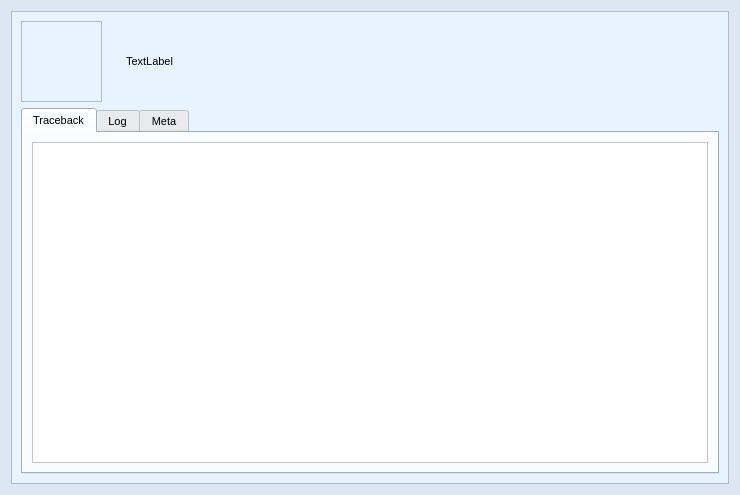
seemir/stressa, file source/ui/views/forms/error_form.ui: the form before one commit.
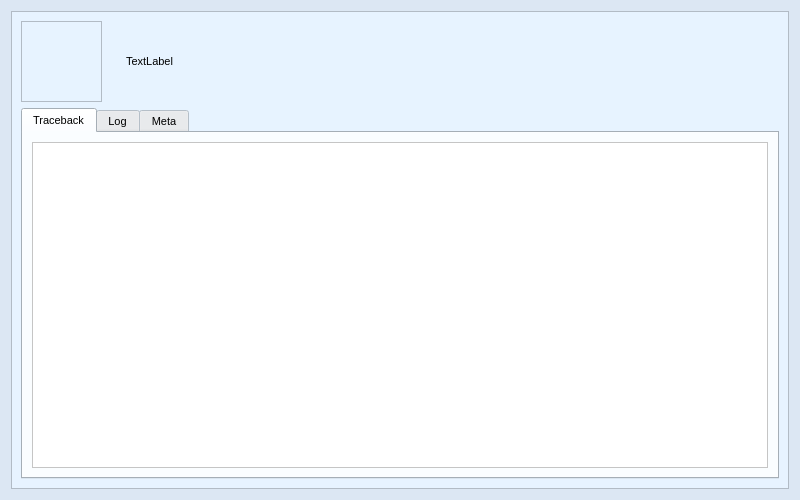
The form after the commit. Icons and pictures are not drawn.

The edit to the form file:
```diff
--- a/source/ui/views/forms/error_form.ui
+++ b/source/ui/views/forms/error_form.ui
@@ -6,8 +6,8 @@
    <rect>
     <x>0</x>
     <y>0</y>
-    <width>740</width>
-    <height>495</height>
+    <width>800</width>
+    <height>500</height>
    </rect>
   </property>
   <property name="sizePolicy">
@@ -18,8 +18,8 @@
   </property>
   <property name="minimumSize">
    <size>
-    <width>740</width>
-    <height>495</height>
+    <width>800</width>
+    <height>500</height>
    </size>
   </property>
   <property name="maximumSize">
@@ -986,7 +986,7 @@
              <rect>
               <x>0</x>
               <y>0</y>
-              <width>597</width>
+              <width>657</width>
               <height>63</height>
              </rect>
             </property>
@@ -1467,8 +1467,8 @@
               <rect>
                <x>0</x>
                <y>0</y>
-               <width>676</width>
-               <height>324</height>
+               <width>736</width>
+               <height>329</height>
               </rect>
              </property>
              <layout class="QGridLayout" name="gridLayout_7">
```
Left out of the diff: 8 changed lines with no effect on the pictures.
